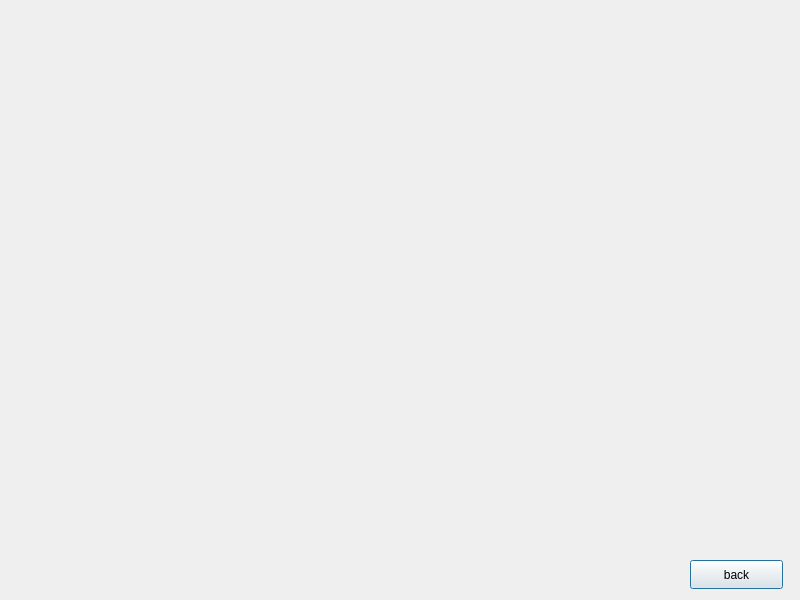
Before: the Qt Designer form built.ui in KwRafik/GeometryCalc, drawn with Qt 5.
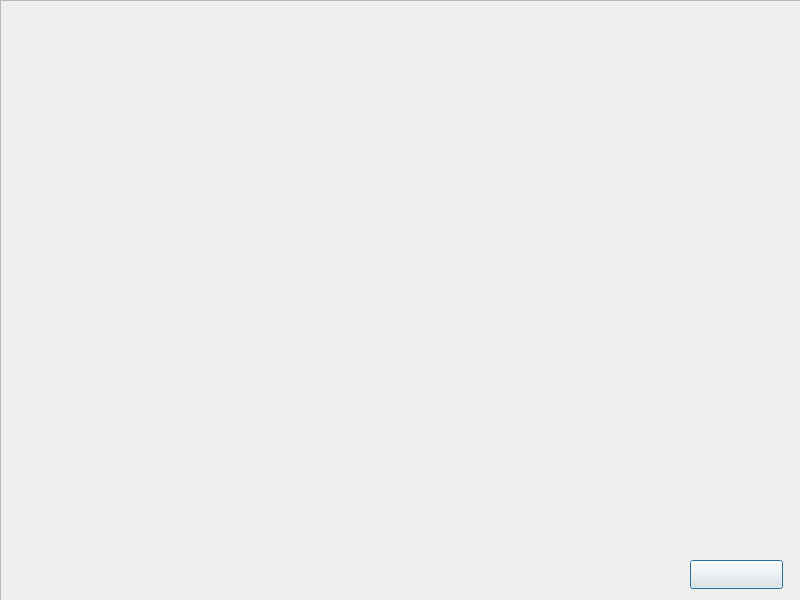
After: the same form once the commit is applied. Icons and pictures are not drawn.

```diff
--- a/built.ui
+++ b/built.ui
@@ -25,6 +25,9 @@
   <property name="windowTitle">
    <string>Dialog</string>
   </property>
+  <property name="styleSheet">
+   <string notr="true"/>
+  </property>
   <widget class="QPushButton" name="pushButton">
    <property name="geometry">
     <rect>
@@ -34,15 +37,18 @@
      <height>29</height>
     </rect>
    </property>
+   <property name="styleSheet">
+    <string notr="true">image: url(:/image/grafika/back.png);</string>
+   </property>
    <property name="text">
-    <string>back</string>
+    <string/>
    </property>
   </widget>
   <widget class="QLabel" name="label">
    <property name="geometry">
     <rect>
      <x>120</x>
-     <y>60</y>
+     <y>90</y>
      <width>541</width>
      <height>421</height>
     </rect>
@@ -54,6 +60,28 @@
     <string/>
    </property>
   </widget>
+  <widget class="QFrame" name="frame">
+   <property name="geometry">
+    <rect>
+     <x>0</x>
+     <y>0</y>
+     <width>801</width>
+     <height>601</height>
+    </rect>
+   </property>
+   <property name="styleSheet">
+    <string notr="true">image: url(:/image/grafika/backgraund.png);</string>
+   </property>
+   <property name="frameShape">
+    <enum>QFrame::StyledPanel</enum>
+   </property>
+   <property name="frameShadow">
+    <enum>QFrame::Raised</enum>
+   </property>
+  </widget>
+  <zorder>frame</zorder>
+  <zorder>pushButton</zorder>
+  <zorder>label</zorder>
  </widget>
  <resources/>
  <connections/>
```
